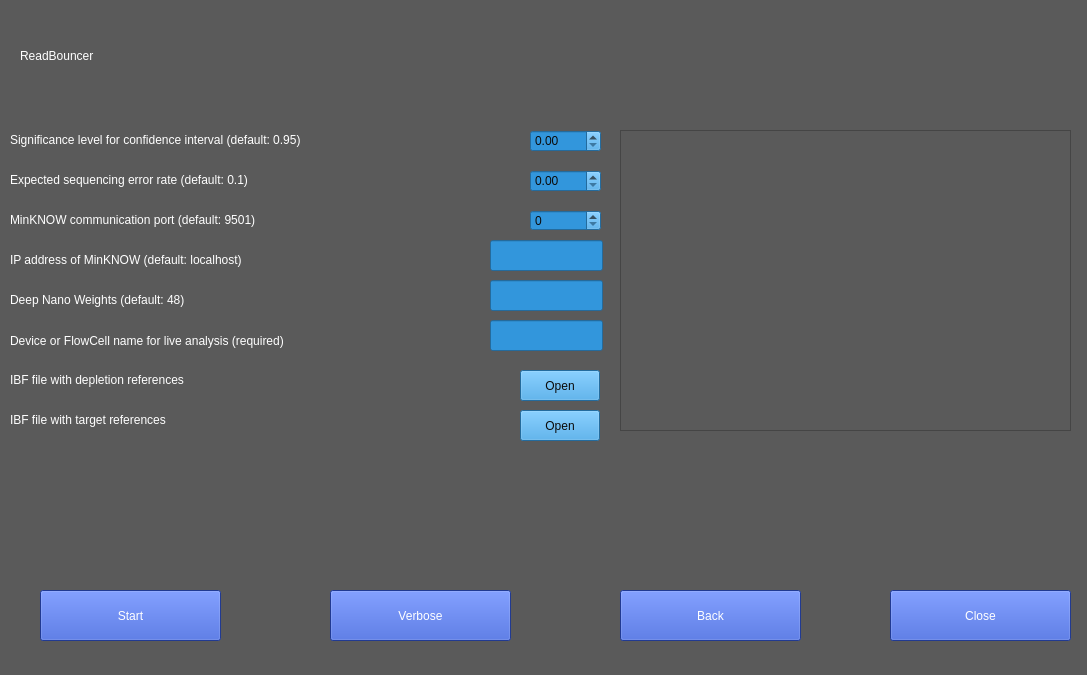
This is src/gui/live_deplete_mainwindow.ui in JensUweUlrich/ReadBouncer as Qt 5 draws it before an edit. The edited form follows.
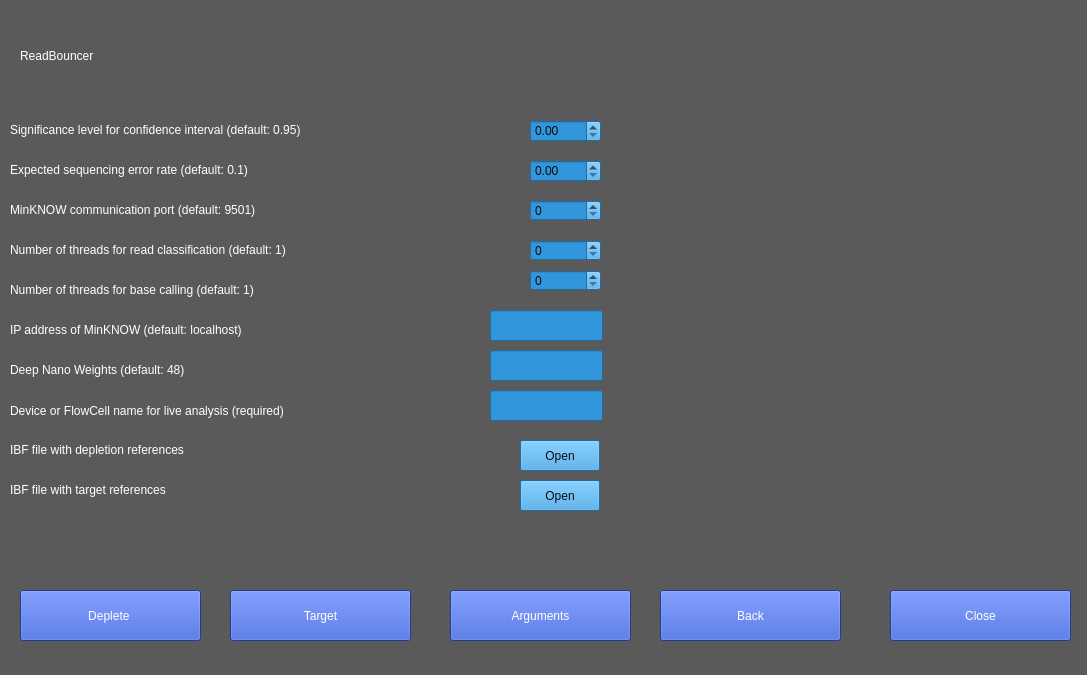
This is the edited form.

Commit message: live_deplete

Diff of the .ui file:
```diff
--- a/src/gui/live_deplete_mainwindow.ui
+++ b/src/gui/live_deplete_mainwindow.ui
@@ -45,7 +45,7 @@
    <property name="geometry">
     <rect>
      <x>520</x>
-     <y>410</y>
+     <y>480</y>
      <width>80</width>
      <height>31</height>
     </rect>
@@ -63,7 +63,7 @@
    <property name="geometry">
     <rect>
      <x>530</x>
-     <y>170</y>
+     <y>160</y>
      <width>71</width>
      <height>22</height>
     </rect>
@@ -77,7 +77,7 @@
    <property name="geometry">
     <rect>
      <x>530</x>
-     <y>210</y>
+     <y>200</y>
      <width>71</width>
      <height>21</height>
     </rect>
@@ -94,7 +94,7 @@
    <property name="geometry">
     <rect>
      <x>10</x>
-     <y>130</y>
+     <y>120</y>
      <width>511</width>
      <height>20</height>
     </rect>
@@ -110,7 +110,7 @@
   <widget class="QPushButton" name="pushButton_7">
    <property name="geometry">
     <rect>
-     <x>330</x>
+     <x>450</x>
      <y>590</y>
      <width>181</width>
      <height>51</height>
@@ -123,7 +123,7 @@
 border-color: rgb(170, 255, 0);</string>
    </property>
    <property name="text">
-    <string>Verbose</string>
+    <string>Arguments</string>
    </property>
   </widget>
   <widget class="QPushButton" name="pushButton_3">
@@ -149,7 +149,7 @@
    <property name="geometry">
     <rect>
      <x>10</x>
-     <y>170</y>
+     <y>160</y>
      <width>461</width>
      <height>20</height>
     </rect>
@@ -166,7 +166,7 @@
    <property name="geometry">
     <rect>
      <x>10</x>
-     <y>410</y>
+     <y>480</y>
      <width>461</width>
      <height>20</height>
     </rect>
@@ -183,7 +183,7 @@
    <property name="geometry">
     <rect>
      <x>530</x>
-     <y>130</y>
+     <y>120</y>
      <width>71</width>
      <height>22</height>
     </rect>
@@ -196,7 +196,7 @@
   <widget class="QPushButton" name="pushButton_4">
    <property name="geometry">
     <rect>
-     <x>40</x>
+     <x>20</x>
      <y>590</y>
      <width>181</width>
      <height>51</height>
@@ -209,14 +209,14 @@
 border-color: rgb(170, 255, 0);</string>
    </property>
    <property name="text">
-    <string>Start</string>
+    <string>Deplete </string>
    </property>
   </widget>
   <widget class="QPushButton" name="pushButton_5">
    <property name="geometry">
     <rect>
      <x>520</x>
-     <y>370</y>
+     <y>440</y>
      <width>80</width>
      <height>31</height>
     </rect>
@@ -234,7 +234,7 @@
    <property name="geometry">
     <rect>
      <x>10</x>
-     <y>210</y>
+     <y>200</y>
      <width>461</width>
      <height>20</height>
     </rect>
@@ -251,7 +251,7 @@
    <property name="geometry">
     <rect>
      <x>10</x>
-     <y>370</y>
+     <y>440</y>
      <width>461</width>
      <height>20</height>
     </rect>
@@ -264,32 +264,11 @@
     <string>IBF file with depletion references</string>
    </property>
   </widget>
-  <widget class="QTextEdit" name="text1">
-   <property name="geometry">
-    <rect>
-     <x>620</x>
-     <y>130</y>
-     <width>451</width>
-     <height>301</height>
-    </rect>
-   </property>
-   <property name="styleSheet">
-    <string notr="true">color: rgb(255, 255, 255);
-font: 75 10pt &quot;MS Shell Dlg 2&quot;;</string>
-   </property>
-   <property name="html">
-    <string>&lt;!DOCTYPE HTML PUBLIC &quot;-//W3C//DTD HTML 4.0//EN&quot; &quot;http://www.w3.org/TR/REC-html40/strict.dtd&quot;&gt;
-&lt;html&gt;&lt;head&gt;&lt;meta name=&quot;qrichtext&quot; content=&quot;1&quot; /&gt;&lt;style type=&quot;text/css&quot;&gt;
-p, li { white-space: pre-wrap; }
-&lt;/style&gt;&lt;/head&gt;&lt;body style=&quot; font-family:'MS Shell Dlg 2'; font-size:10pt; font-weight:72; font-style:normal;&quot;&gt;
-&lt;p style=&quot;-qt-paragraph-type:empty; margin-top:0px; margin-bottom:0px; margin-left:0px; margin-right:0px; -qt-block-indent:0; text-indent:0px;&quot;&gt;&lt;br /&gt;&lt;/p&gt;&lt;/body&gt;&lt;/html&gt;</string>
-   </property>
-  </widget>
   <widget class="QLabel" name="label_12">
    <property name="geometry">
     <rect>
      <x>10</x>
-     <y>290</y>
+     <y>360</y>
      <width>481</width>
      <height>20</height>
     </rect>
@@ -306,7 +285,7 @@
    <property name="geometry">
     <rect>
      <x>490</x>
-     <y>280</y>
+     <y>350</y>
      <width>113</width>
      <height>31</height>
     </rect>
@@ -324,7 +303,7 @@
    <property name="geometry">
     <rect>
      <x>10</x>
-     <y>330</y>
+     <y>400</y>
      <width>461</width>
      <height>21</height>
     </rect>
@@ -341,7 +320,7 @@
    <property name="geometry">
     <rect>
      <x>490</x>
-     <y>320</y>
+     <y>390</y>
      <width>113</width>
      <height>31</height>
     </rect>
@@ -359,7 +338,7 @@
    <property name="geometry">
     <rect>
      <x>10</x>
-     <y>250</y>
+     <y>320</y>
      <width>461</width>
      <height>20</height>
     </rect>
@@ -376,7 +355,7 @@
    <property name="geometry">
     <rect>
      <x>490</x>
-     <y>240</y>
+     <y>310</y>
      <width>113</width>
      <height>31</height>
     </rect>
@@ -411,7 +390,7 @@
   <widget class="QPushButton" name="pushButton_6">
    <property name="geometry">
     <rect>
-     <x>620</x>
+     <x>660</x>
      <y>590</y>
      <width>181</width>
      <height>51</height>
@@ -427,6 +406,93 @@
     <string>Back</string>
    </property>
   </widget>
+  <widget class="QSpinBox" name="spinBox_4">
+   <property name="geometry">
+    <rect>
+     <x>530</x>
+     <y>240</y>
+     <width>71</width>
+     <height>21</height>
+    </rect>
+   </property>
+   <property name="styleSheet">
+    <string notr="true">color: rgb(11, 11, 11);
+background-color: rgb(50, 150, 220);</string>
+   </property>
+   <property name="maximum">
+    <number>100000000</number>
+   </property>
+  </widget>
+  <widget class="QLabel" name="label_7">
+   <property name="geometry">
+    <rect>
+     <x>10</x>
+     <y>240</y>
+     <width>461</width>
+     <height>20</height>
+    </rect>
+   </property>
+   <property name="styleSheet">
+    <string notr="true">color: rgb(255, 255, 255);
+font: 75 10pt &quot;MS Shell Dlg 2&quot;;</string>
+   </property>
+   <property name="text">
+    <string>Number of threads for read classification (default: 1)</string>
+   </property>
+  </widget>
+  <widget class="QSpinBox" name="spinBox_5">
+   <property name="geometry">
+    <rect>
+     <x>530</x>
+     <y>270</y>
+     <width>71</width>
+     <height>21</height>
+    </rect>
+   </property>
+   <property name="styleSheet">
+    <string notr="true">color: rgb(11, 11, 11);
+background-color: rgb(50, 150, 220);</string>
+   </property>
+   <property name="maximum">
+    <number>100000000</number>
+   </property>
+  </widget>
+  <widget class="QLabel" name="label_10">
+   <property name="geometry">
+    <rect>
+     <x>10</x>
+     <y>280</y>
+     <width>461</width>
+     <height>20</height>
+    </rect>
+   </property>
+   <property name="styleSheet">
+    <string notr="true">color: rgb(255, 255, 255);
+font: 75 10pt &quot;MS Shell Dlg 2&quot;;</string>
+   </property>
+   <property name="text">
+    <string>Number of threads for base calling (default: 1)</string>
+   </property>
+  </widget>
+  <widget class="QPushButton" name="pushButton_9">
+   <property name="geometry">
+    <rect>
+     <x>230</x>
+     <y>590</y>
+     <width>181</width>
+     <height>51</height>
+    </rect>
+   </property>
+   <property name="styleSheet">
+    <string notr="true">background-color: rgb(46, 81, 204);
+color: rgb(255, 255, 255);
+font: 75 10pt &quot;MS Shell Dlg 2&quot;;
+border-color: rgb(170, 255, 0);</string>
+   </property>
+   <property name="text">
+    <string>Target</string>
+   </property>
+  </widget>
  </widget>
  <resources/>
  <connections/>
```
The commit also changes 4 other files.
